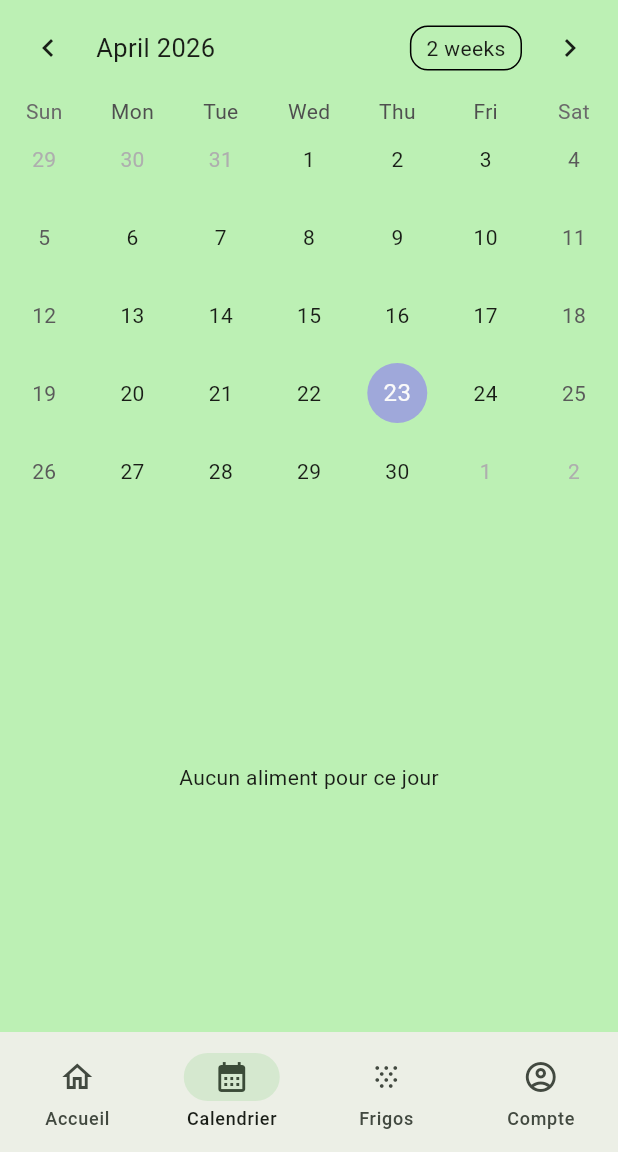
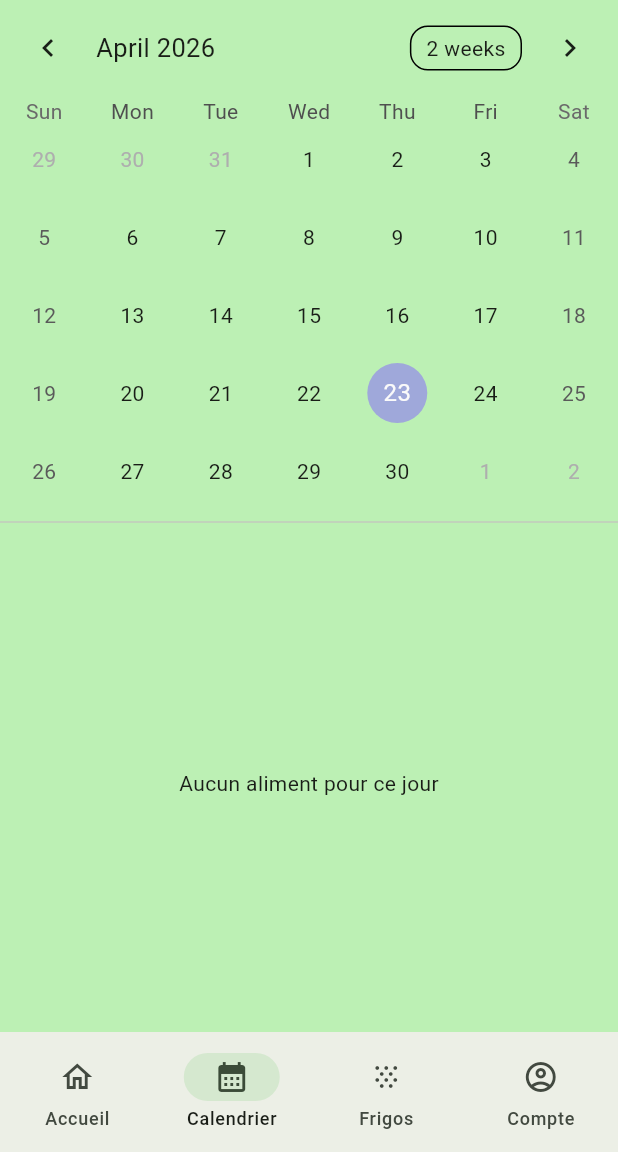
Before and after one commit to reminator329/PocketFridge, a Flutter app: the screen it shows once a user with an empty profile is signed in, item 2 of the bottom bar chosen, on a phone screen of 412 x 824 dp, the part 84-1236 px from its top. Run offline on Flutter 3.47's test engine with Material 3 defaults, Android fonts, the light colour scheme and no system bars; drawn by our look-alikes of table_calendar; our stand-ins replace cloud_firestore, date_field, firebase_auth, firebase_core, firebase_messaging, flutter_local_notifications and 1 more; missing offline and left inert: google_sign_in_platform_interface; accounts and stored records are empty.

Commit message:
Add Divider below calendar

```diff
--- a/lib/pages/calendar_page.dart
+++ b/lib/pages/calendar_page.dart
@@ -113,7 +113,7 @@ class _CalendarPageState extends State<CalendarPage> {
           ),
         ),
 
-        const SizedBox(height: 8),
+        const Divider(),
 
         /// 📋 LISTE DES ALIMENTS DU JOUR
         Expanded(
```
Also changed, not shown: 1 other file.
